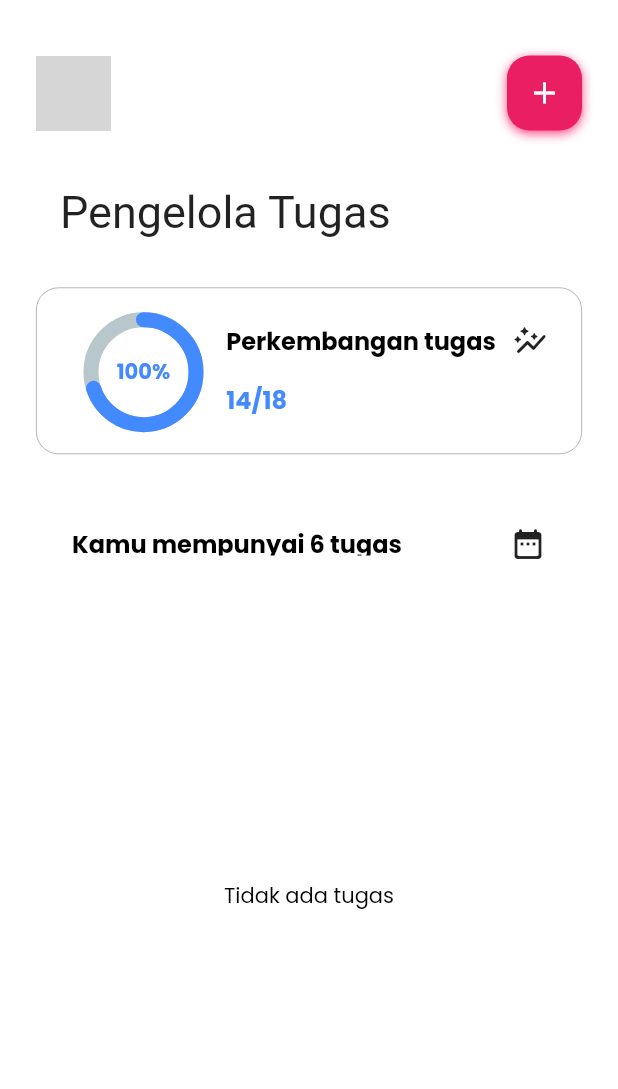
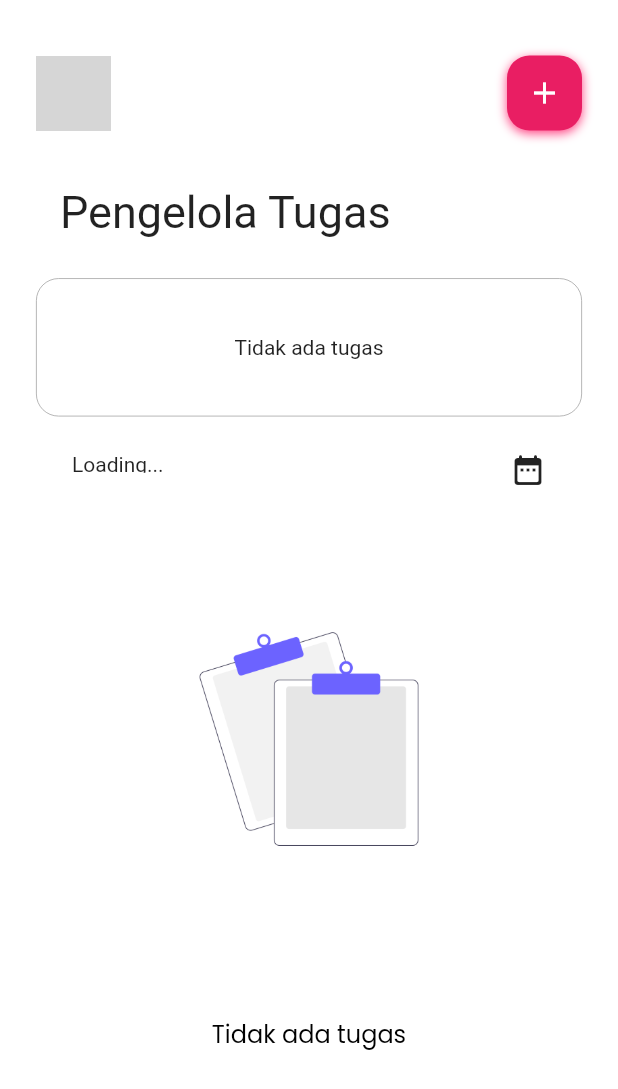
Before and after one commit to smartPipel/task-management, a Flutter app: the screen it shows after launch, on a phone screen of 412 x 824 dp. Shown: the top 1089 px of the screen. Run offline on Flutter 3.47's test engine with Material 2 defaults, Android fonts, the light colour scheme and no system bars; drawn by our look-alikes of percent_indicator; our stand-ins replace cloud_firestore, firebase_core, flutter_slidable, google_fonts, timelines; accounts and stored records are empty; network calls fail; grey boxes are pictures that could not be loaded.

Commit message:
membuat module create

```diff
--- a/lib/app/data/constans.dart
+++ b/lib/app/data/constans.dart
@@ -5,6 +5,7 @@ const double borderRadius = 15.0;
 const double spacing = 24;
 const double subSpacing = 16;
 const double superSubSpacing = 12;
+const String illustrationAssets = 'assets/illustrations/';
 
 height(BuildContext context) => MediaQuery.of(context).size.height;
 width(BuildContext context) => MediaQuery.of(context).size.width;
--- a/lib/app/modules/home-screen/components/app_bar_components.dart
+++ b/lib/app/modules/home-screen/components/app_bar_components.dart
@@ -1,11 +1,10 @@
 import 'package:flutter/material.dart';
-import 'package:provider/provider.dart';
 import 'package:to_do_list/app/data/constans.dart';
-import 'package:to_do_list/app/providers/todo/to_do_provider.dart';
+import 'package:to_do_list/routes/routes.dart';
 
 class AppBarComponents extends StatelessWidget {
-  const AppBarComponents({Key? key}) : super(key: key);
-
+  const AppBarComponents({Key? key, required this.onPressed}) : super(key: key);
+  final Function onPressed;
   @override
   Widget build(BuildContext context) {
     return Container(
@@ -45,15 +44,7 @@ class AppBarComponents extends StatelessWidget {
               ],
             ),
             child: IconButton(
-              onPressed: () {
-                var todo = Provider.of<ToDoProvider>(context, listen: false);
-                todo.setTitle('alvin');
-                todo.setDescription('desc');
-                todo.setIsDone(false);
-                todo.setDoneEstimate(DateTime.now());
-                todo.setColor(Colors.blueAccent.value.toString());
-                todo.saveToDo();
-              },
+              onPressed: () => onPressed.call(),
               icon: const Icon(
                 Icons.add,
                 color: Colors.white,
--- a/lib/app/modules/home-screen/components/progress_card.dart
+++ b/lib/app/modules/home-screen/components/progress_card.dart
@@ -1,44 +1,68 @@
+// ignore_for_file: unnecessary_string_interpolations
+
 import 'package:flutter/material.dart';
 import 'package:percent_indicator/percent_indicator.dart';
 import 'package:to_do_list/app/data/constans.dart';
+import 'package:to_do_list/app/data/models/to_do.dart';
+import 'package:to_do_list/app/providers/todo/to_do_provider.dart';
 
 class ProgressCard extends StatelessWidget {
-  const ProgressCard({Key? key}) : super(key: key);
-
+  const ProgressCard({Key? key, this.provider}) : super(key: key);
+  final ToDoProvider? provider;
   @override
   Widget build(BuildContext context) {
     return Container(
-      padding: const EdgeInsets.all(subSpacing),
+      padding: const EdgeInsets.all(superSubSpacing),
       width: width(context),
-      margin: const EdgeInsets.only(bottom: spacing),
+      // margin: const EdgeInsets.only(bottom: spacing),
       decoration: BoxDecoration(
         borderRadius: BorderRadius.circular(borderRadius),
         border: Border.all(width: .5, color: Colors.grey),
       ),
       // color: Colors.blue,
-      child: Row(
-        mainAxisAlignment: MainAxisAlignment.spaceAround,
+      child: StreamBuilder<List<ToDo>>(
+        stream: provider!.getData(),
+        builder: (context, snapshot) {
+          if (snapshot.connectionState == ConnectionState.waiting) {
+            return const Center(child: CircularProgressIndicator());
+          }
+
+          if (snapshot.data!.isNotEmpty) {
+            final jumlahBagian = snapshot.data!
+                .where((element) => (element.isDone == true))
+                .length;
+            final jumlahKeseluruhan = snapshot.data!.length;
+            final presentase = (jumlahBagian / jumlahKeseluruhan) * 100 / 100;
+            final presentaseHasil =
+                presentase.toStringAsFixed(2).toString().split('');
+            presentaseHasil.remove('.');
+            return Row(
+              mainAxisAlignment: MainAxisAlignment.spaceBetween,
               children: [
                 Expanded(
-            flex: 2,
+                  flex: 3,
                   child: CircularPercentIndicator(
                     radius: 80.0,
                     lineWidth: 10.0,
                     animation: true,
-
                     circularStrokeCap: CircularStrokeCap.round,
                     progressColor: Colors.blueAccent,
-              percent: .7,
+                    percent: presentase,
                     center: Text(
-                "100%",
+                      "${int.parse(presentaseHasil.join())}%",
                       style: defaultFontsStyle(
-                    fontWeight: FontWeight.bold, color: Colors.blueAccent),
+                          fontWeight: FontWeight.bold,
+                          color: Colors.blueAccent),
                     ),
                     // progressColor: Colors.green,
                   ),
                 ),
+                // const Expanded(
+                //   flex: 1,
+                //   child: SizedBox(),
+                // ),
                 Expanded(
-            flex: 4,
+                  flex: 6,
                   child: Column(
                     crossAxisAlignment: CrossAxisAlignment.start,
                     mainAxisAlignment: MainAxisAlignment.spaceAround,
@@ -62,7 +86,7 @@ class ProgressCard extends StatelessWidget {
                       SizedBox(
                         // margin: const EdgeInsets.all(superSubSpacing),
                         child: Text(
-                    '14/18',
+                          '${snapshot.data!.where((element) => (element.isDone == true)).length}/${snapshot.data!.length}',
                           style: defaultFontsStyle(
                               color: Colors.blueAccent,
                               fontSize: 16,
@@ -73,6 +97,13 @@ class ProgressCard extends StatelessWidget {
                   ),
                 ),
               ],
+            );
+          } else {
+            return const Center(
+              child: Text('Tidak ada tugas'),
+            );
+          }
+        },
       ),
     );
   }
--- a/lib/app/modules/home-screen/components/to_do_list_title_sections.dart
+++ b/lib/app/modules/home-screen/components/to_do_list_title_sections.dart
@@ -1,20 +1,26 @@
 import 'package:flutter/material.dart';
+import 'package:provider/provider.dart';
 import 'package:to_do_list/app/data/constans.dart';
+import 'package:to_do_list/app/providers/todo/to_do_provider.dart';
 
 class ToDoListTitleSections extends StatelessWidget {
   const ToDoListTitleSections({Key? key}) : super(key: key);
 
   @override
   Widget build(BuildContext context) {
+    final String length = context.watch<ToDoProvider>().getToDoLength;
     return Container(
       margin: const EdgeInsets.all(spacing),
       child: Row(
         mainAxisAlignment: MainAxisAlignment.spaceBetween,
         children: [
-          Text(
-            'Kamu mempunyai 6 tugas',
-            style: defaultFontsStyle(fontWeight: FontWeight.bold, fontSize: 16),
-          ),
+          length == '0'
+              ? const Text('Loading...')
+              : Text(
+                  'Kamu punya $length tugas hari ini',
+                  style: defaultFontsStyle(
+                      fontWeight: FontWeight.bold, fontSize: 16),
+                ),
           const Icon(Icons.date_range_rounded),
         ],
       ),
--- a/lib/app/modules/home-screen/view/home.dart
+++ b/lib/app/modules/home-screen/view/home.dart
@@ -8,6 +8,7 @@ import 'package:to_do_list/app/modules/home-screen/components/progress_card.dart
 import 'package:to_do_list/app/modules/home-screen/components/to_do_list_components.dart';
 import 'package:to_do_list/app/modules/home-screen/components/to_do_list_title_sections.dart';
 import 'package:to_do_list/app/providers/todo/to_do_provider.dart';
+import 'package:to_do_list/routes/routes.dart';
 
 class HomeScreen extends StatefulWidget {
   const HomeScreen({Key? key}) : super(key: key);
@@ -17,58 +18,113 @@ class HomeScreen extends StatefulWidget {
 }
 
 class _HomeScreenState extends State<HomeScreen> {
+  final _scrollController = ScrollController();
+
+  @override
+  void dispose() {
+    _scrollController.dispose();
+    providerDispose();
+    super.dispose();
+  }
+
+  providerDispose() {
+    // Your Code
+    Provider.of<ToDoProvider>(context, listen: false).dispose();
+  }
+
   @override
   Widget build(BuildContext context) {
-    return Scaffold(
+    final _provider = Provider.of<ToDoProvider>(context, listen: false);
+    return SafeArea(
+      child: Scaffold(
         backgroundColor: Colors.white,
-      appBar: const PreferredSize(
-        preferredSize: Size.fromHeight(100),
-        child: AppBarComponents(),
+        appBar: PreferredSize(
+          preferredSize: const Size.fromHeight(100),
+          child: AppBarComponents(
+            onPressed: () => Navigator.pushNamed(context, Routes.createRoute)
+            // _provider.setTitle('alvin');
+            // _provider.setDescription('desc');
+            // _provider.setIsDone(false);
+            // _provider.setDoneEstimate(DateTime.now());
+            // _provider.setColor(Colors.blueAccent.value.toString());
+            // _provider.saveToDo();
+            ,
+          ),
         ),
         body: Container(
           margin: const EdgeInsets.all(24),
           child: Column(
             children: [
-            const Expanded(flex: 1, child: PageTitle()),
-            const Expanded(flex: 2, child: ProgressCard()),
-            const Expanded(flex: 1, child: ToDoListTitleSections()),
+              const Expanded(flex: 2, child: PageTitle()),
+              Expanded(flex: 3, child: ProgressCard(provider: _provider)),
+              const Expanded(flex: 2, child: ToDoListTitleSections()),
               Expanded(
-              flex: 6,
+                flex: 15,
                 child: StreamBuilder<List<ToDo>>(
-                stream: context.watch<ToDoProvider>().getData(),
+                  stream: _provider.getData(),
                   builder: (context, snapshot) {
                     final _data = snapshot.data;
+
+                    if (snapshot.connectionState == ConnectionState.waiting) {
+                      return const Center(
+                          child: SizedBox(
+                              width: 50,
+                              height: 50,
+                              child: CircularProgressIndicator()));
+                    } else {
                       if (_data!.isNotEmpty) {
+                        WidgetsBinding.instance!
+                            .addPostFrameCallback((timeStamp) {
+                          _provider.setToDoLength(_data.length.toString());
+                        });
                         return ListView.builder(
+                          controller: _scrollController,
                           physics: const BouncingScrollPhysics(),
                           itemCount: _data.length,
                           itemBuilder: (context, i) {
-                        var todo =
-                            Provider.of<ToDoProvider>(context, listen: false);
-                        if (_data.isNotEmpty) {
-                          if (snapshot.connectionState ==
-                              ConnectionState.waiting) {
-                            return const CircularProgressIndicator();
-                          } else {
+                            var todo = Provider.of<ToDoProvider>(context,
+                                listen: false);
+
                             return ToDoListComponents(
                                 data: _data, i: i, todo: todo);
+                          },
+                        );
+                      } else {
+                        return SizedBox(
+                            width: width(context),
+                            child: Column(
+                              mainAxisAlignment: MainAxisAlignment.center,
+                              children: [
+                                Expanded(
+                                  flex: 10,
+                                  child: SizedBox(
+                                    height: 200,
+                                    width: 200,
+                                    child: Image.asset(illustrationAssets +
+                                        'tidak-ada-tugas.png'),
+                                  ),
+                                ),
+                                const Spacer(
+                                  flex: 1,
+                                ),
+                                Expanded(
+                                  flex: 4,
+                                  child: Text(
+                                    'Tidak ada tugas',
+                                    style: defaultFontsStyle(fontSize: 16),
+                                  ),
+                                ),
+                              ],
+                            ));
                       }
                     }
-                        return const CircularProgressIndicator();
-                      },
-                    );
-                  }
-                  return Center(
-                      child: Text(
-                    'Tidak ada tugas',
-                    style: defaultFontsStyle(),
-                  ));
                   },
                 ),
               ),
             ],
           ),
         ),
+      ),
     );
   }
 }
--- a/lib/app/providers/todo/to_do_provider.dart
+++ b/lib/app/providers/todo/to_do_provider.dart
@@ -17,6 +17,7 @@ class ToDoProvider with ChangeNotifier {
   bool? _isDone;
   Timestamp _createdAt = Timestamp.now();
   Timestamp? _doneEstimate;
+  String? _length = '0';
 
   String get getId => _id!;
   String get getTitle => _title!;
@@ -25,6 +26,12 @@ class ToDoProvider with ChangeNotifier {
   Timestamp get getCreatedAt => _createdAt;
   Timestamp get getDoneEstimate => _doneEstimate!;
   String get getColor => _color!;
+  String get getToDoLength => _length!.isEmpty ? '0' : _length!;
+
+  void setToDoLength(String length) {
+    _length = length;
+    notifyListeners();
+  }
 
   void setTitle(String title) {
     _title = title;
--- a/lib/routes/route_generate.dart
+++ b/lib/routes/route_generate.dart
@@ -1,4 +1,5 @@
 import 'package:flutter/material.dart';
+import 'package:to_do_list/app/modules/create-to-do/view/create_to_do.dart';
 import 'package:to_do_list/app/modules/home-screen/view/home.dart';
 import 'package:to_do_list/app/modules/initialize-screen/initial.dart';
 
@@ -9,7 +10,8 @@ class RouteGenerate {
     switch (settings.name) {
       case Routes.initialRoute:
         return MaterialPageRoute(builder: (_) => const InitializeScreen());
-
+      case Routes.createRoute:
+        return MaterialPageRoute(builder: (_) => const CreateToDo());
       default:
         return MaterialPageRoute(builder: (_) => const HomeScreen());
     }
--- a/pubspec.yaml
+++ b/pubspec.yaml
@@ -53,9 +53,8 @@ flutter:
   # the material Icons class.
   uses-material-design: true
   # To add assets to your application, add an assets section, like this:
-  # assets:
-  #   - images/a_dot_burr.jpeg
-  #   - images/a_dot_ham.jpeg
+  assets:
+    - assets/illustrations/
   # An image asset can refer to one or more resolution-specific "variants", see
   # https://flutter.dev/assets-and-images/#resolution-aware.
   # For details regarding adding assets from package dependencies, see
```
Also changed, not shown: lib/app/data/db/firestore_services.dart (+3 -5 lines), lib/app/modules/create-to-do/view/create_to_do.dart (added, +104 -0 lines), assets/illustrations/tidak-ada-tugas.png (added). Lines whose indentation alone changed are shown as unchanged.
